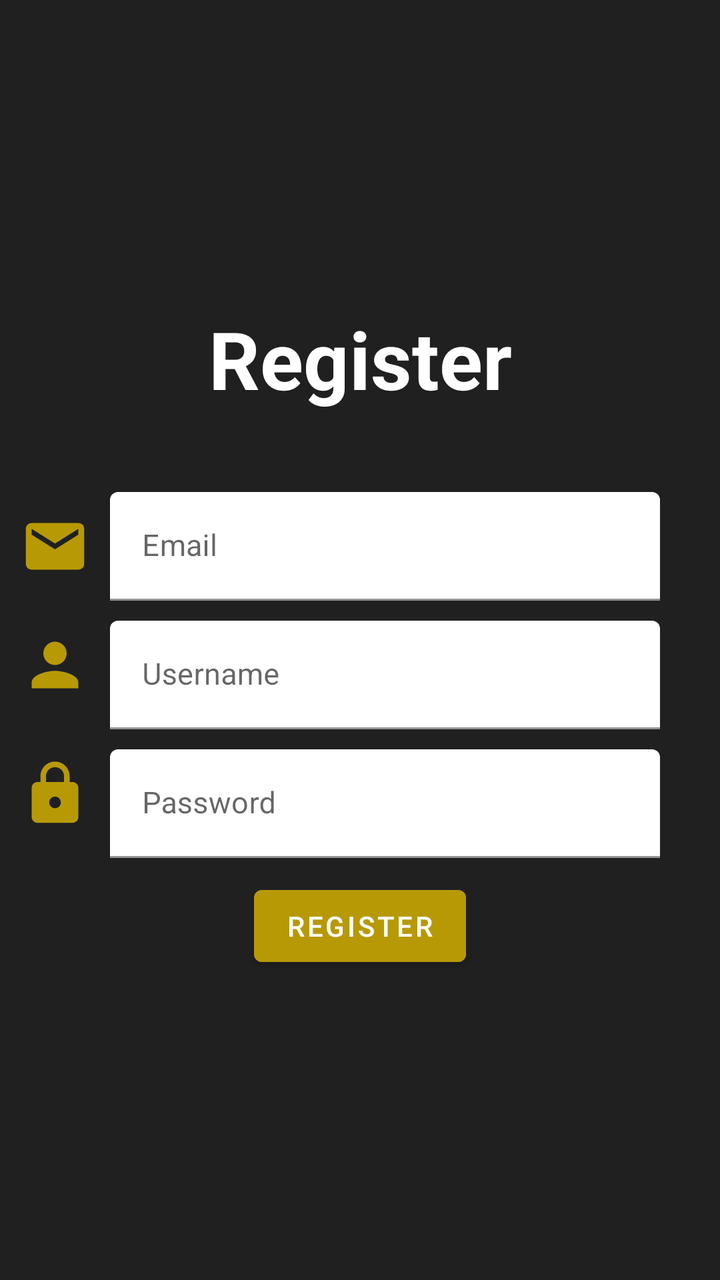
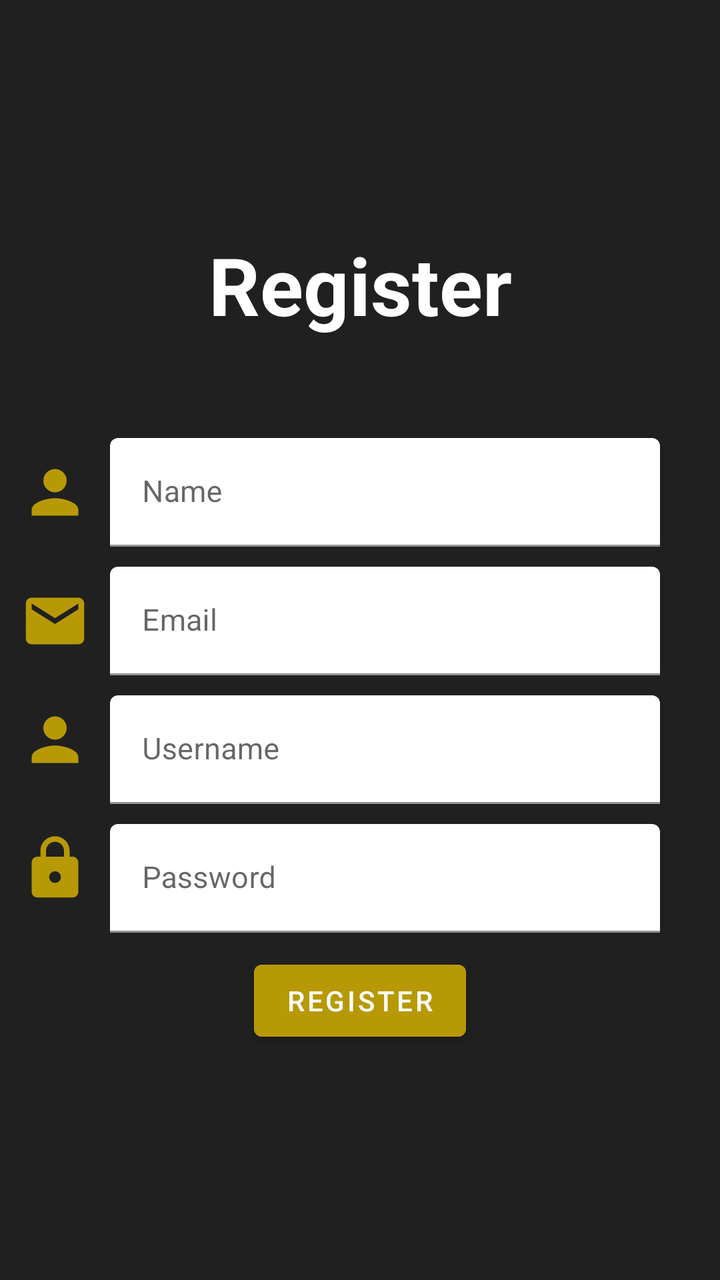

Screens rendered from an Android XML layout before and after an edit, with the pre-edit source and the edit as a unified diff.
<!-- AndroidManifest.xml: application theme Theme.Eiga_frontend -->
<!-- res/layout/activity_register.xml -->
<?xml version="1.0" encoding="utf-8"?>
<LinearLayout
    xmlns:android="http://schemas.android.com/apk/res/android"
    xmlns:app="http://schemas.android.com/apk/res-auto"
    xmlns:tools="http://schemas.android.com/tools"
    android:layout_width="match_parent"
    android:layout_height="match_parent"
    tools:context=".RegisterActivity"
    android:paddingHorizontal="10dp"
    android:orientation="vertical"
    android:gravity="center_vertical"
    android:background="#202020">

    <TextView
        android:id="@+id/text_register"
        android:layout_width="match_parent"
        android:layout_height="wrap_content"
        android:layout_marginBottom="40dp"
        android:text="Register"
        android:textColor="@color/white"
        android:gravity="center_horizontal"
        android:textSize="40sp"
        android:textStyle="bold" />

    <LinearLayout
        android:id="@+id/layout_email"
        android:layout_width="match_parent"
        android:layout_height="wrap_content">

        <ImageView
            android:layout_width="wrap_content"
            android:layout_height="wrap_content"
            android:src="@drawable/ic_email_35"
            android:layout_gravity="center_vertical"/>

        <com.google.android.material.textfield.TextInputLayout
            android:id="@+id/email_layout"
            android:layout_width="match_parent"
            android:layout_height="wrap_content"
            android:layout_marginStart="10dp"
            android:layout_marginEnd="20dp"
            app:boxBackgroundColor="@color/white">

            <com.google.android.material.textfield.TextInputEditText
                android:id="@+id/email_input"
                android:layout_width="match_parent"
                android:layout_height="wrap_content"
                android:inputType="textEmailAddress"
                android:hint="Email"
                android:textSize="15sp"/>
        </com.google.android.material.textfield.TextInputLayout>

    </LinearLayout>

    <LinearLayout
        android:id="@+id/layout_username"
        android:layout_width="match_parent"
        android:layout_height="wrap_content">

        <ImageView
            android:layout_width="wrap_content"
            android:layout_height="wrap_content"
            android:src="@drawable/ic_person_35"
            android:layout_gravity="center_vertical"/>

        <com.google.android.material.textfield.TextInputLayout
            android:id="@+id/username_layout"
            android:layout_width="match_parent"
            android:layout_height="wrap_content"
            android:layout_marginTop="10dp"
            android:layout_marginStart="10dp"
            android:layout_marginEnd="20dp"
            app:boxBackgroundColor="#00FFFFFF">

            <com.google.android.material.textfield.TextInputEditText
                android:id="@+id/username_input"
                android:layout_width="match_parent"
                android:layout_height="wrap_content"
                android:inputType="text"
                android:hint="Username"
                android:textSize="15sp" />
        </com.google.android.material.textfield.TextInputLayout>

    </LinearLayout>

    <LinearLayout
        android:id="@+id/layout_password"
        android:layout_width="match_parent"
        android:layout_height="wrap_content">

        <ImageView
            android:layout_width="wrap_content"
            android:layout_height="wrap_content"
            android:src="@drawable/ic_lock_35"
            android:layout_gravity="center_vertical"/>

        <com.google.android.material.textfield.TextInputLayout
            android:id="@+id/password_layout"
            android:layout_width="match_parent"
            android:layout_height="wrap_content"
            android:layout_marginTop="10dp"
            android:layout_marginStart="10dp"
            android:layout_marginEnd="20dp"
            app:boxBackgroundColor="@color/white">

            <com.google.android.material.textfield.TextInputEditText
                android:id="@+id/password_input"
                android:layout_width="match_parent"
                android:layout_height="wrap_content"
                android:hint="Password"
                android:inputType="textPassword"
                android:textSize="15sp" />
        </com.google.android.material.textfield.TextInputLayout>

    </LinearLayout>

    <Button
        android:id="@+id/register_button"
        android:layout_width="wrap_content"
        android:layout_height="wrap_content"
        android:text="Register"
        android:textColor="@android:color/white"
        android:backgroundTint="#B79906"
        android:layout_gravity="center_horizontal"
        android:layout_marginTop="10dp"/>

</LinearLayout>
<!-- resources referenced by this layout -->
<resources>
  <color name="white">#FFFFFFFF</color>
  <!-- drawable ic_email_35 (drawable) -->
  <vector android:height="35dp" android:tint="#B79906"
      android:viewportHeight="24" android:viewportWidth="24"
      android:width="35dp" xmlns:android="http://schemas.android.com/apk/res/android">
      <path android:fillColor="@android:color/white" android:pathData="M20,4L4,4c-1.1,0 -1.99,0.9 -1.99,2L2,18c0,1.1 0.9,2 2,2h16c1.1,0 2,-0.9 2,-2L22,6c0,-1.1 -0.9,-2 -2,-2zM20,8l-8,5 -8,-5L4,6l8,5 8,-5v2z"/>
  </vector>
  <!-- drawable ic_lock_35 (drawable) -->
  <vector android:height="35dp" android:tint="#B79906"
      android:viewportHeight="24" android:viewportWidth="24"
      android:width="35dp" xmlns:android="http://schemas.android.com/apk/res/android">
      <path android:fillColor="@android:color/white" android:pathData="M18,8h-1L17,6c0,-2.76 -2.24,-5 -5,-5S7,3.24 7,6v2L6,8c-1.1,0 -2,0.9 -2,2v10c0,1.1 0.9,2 2,2h12c1.1,0 2,-0.9 2,-2L20,10c0,-1.1 -0.9,-2 -2,-2zM12,17c-1.1,0 -2,-0.9 -2,-2s0.9,-2 2,-2 2,0.9 2,2 -0.9,2 -2,2zM15.1,8L8.9,8L8.9,6c0,-1.71 1.39,-3.1 3.1,-3.1 1.71,0 3.1,1.39 3.1,3.1v2z"/>
  </vector>
  <!-- drawable ic_person_35 (drawable) -->
  <vector android:height="35dp" android:tint="#B79906"
      android:viewportHeight="24" android:viewportWidth="24"
      android:width="35dp" xmlns:android="http://schemas.android.com/apk/res/android">
      <path android:fillColor="@android:color/white" android:pathData="M12,12c2.21,0 4,-1.79 4,-4s-1.79,-4 -4,-4 -4,1.79 -4,4 1.79,4 4,4zM12,14c-2.67,0 -8,1.34 -8,4v2h16v-2c0,-2.66 -5.33,-4 -8,-4z"/>
  </vector>
  <style name="Theme.Eiga_frontend" parent="Theme.MaterialComponents.DayNight.NoActionBar">
          
          <item name="colorPrimary">@color/black</item>
          <item name="colorPrimaryVariant">@color/dark_gray</item>
          <item name="colorOnPrimary">@color/white</item>
          
          <item name="colorSecondary">@color/teal_200</item>
          <item name="colorSecondaryVariant">@color/teal_700</item>
          <item name="colorOnSecondary">@color/black</item>
          
          <item name="android:statusBarColor" tools:targetApi="l">?attr/colorPrimaryVariant</item>
          
      </style>
  <color name="black">#FF000000</color>
  <color name="dark_gray">#FF3E3E3E</color>
  <color name="teal_200">#FF03DAC5</color>
  <color name="teal_700">#FF018786</color>
</resources>

<!-- the commit's change to res/layout/activity_register.xml (unified diff, before → after) -->
@@ -21,6 +21,38 @@
         android:gravity="center_horizontal"
         android:textSize="40sp"
         android:textStyle="bold" />
+
+    <LinearLayout
+        android:id="@+id/layout_name"
+        android:layout_width="match_parent"
+        android:layout_height="wrap_content">
+
+        <ImageView
+            android:layout_width="wrap_content"
+            android:layout_height="wrap_content"
+            android:src="@drawable/ic_person_35"
+            android:layout_gravity="center_vertical"/>
+
+        <com.google.android.material.textfield.TextInputLayout
+            android:id="@+id/name_layout"
+            android:layout_width="match_parent"
+            android:layout_height="wrap_content"
+            android:layout_marginTop="10dp"
+            android:layout_marginBottom="10dp"
+            android:layout_marginStart="10dp"
+            android:layout_marginEnd="20dp"
+            app:boxBackgroundColor="#00FFFFFF">
+
+            <com.google.android.material.textfield.TextInputEditText
+                android:id="@+id/name_input"
+                android:layout_width="match_parent"
+                android:layout_height="wrap_content"
+                android:inputType="text"
+                android:hint="Name"
+                android:textSize="15sp" />
+        </com.google.android.material.textfield.TextInputLayout>
+
+    </LinearLayout>
 
     <LinearLayout
         android:id="@+id/layout_email"
